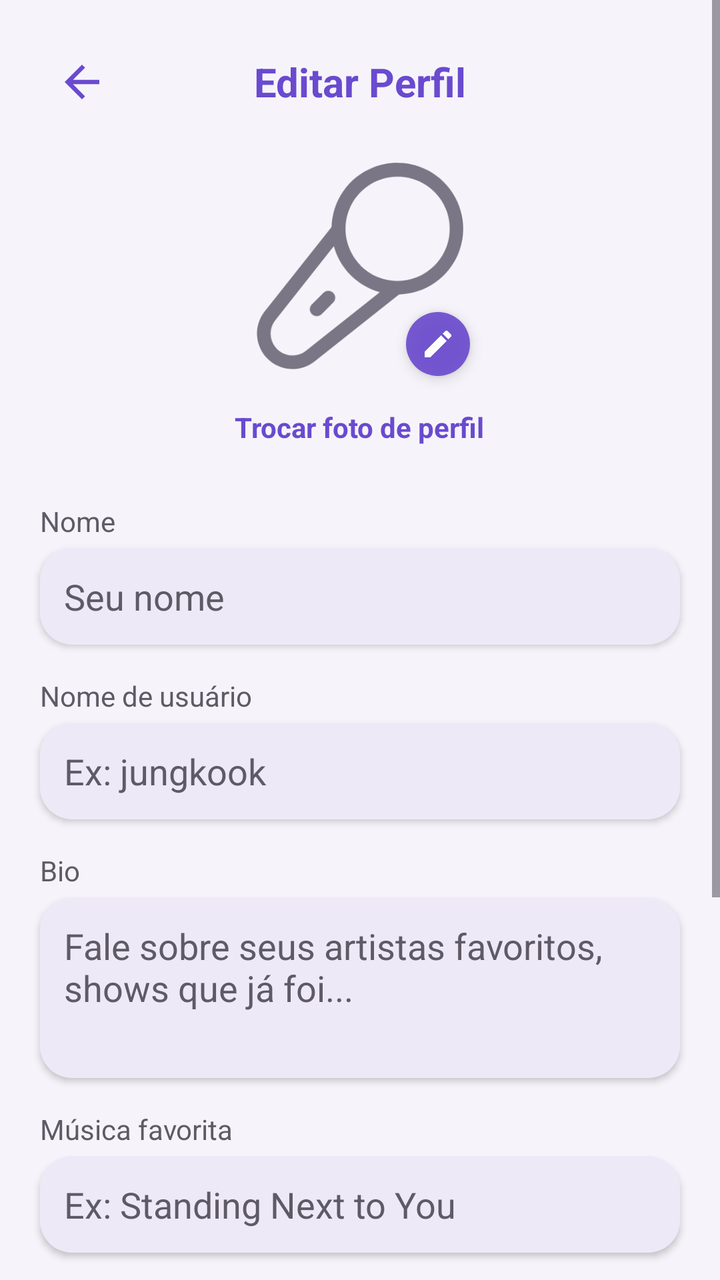
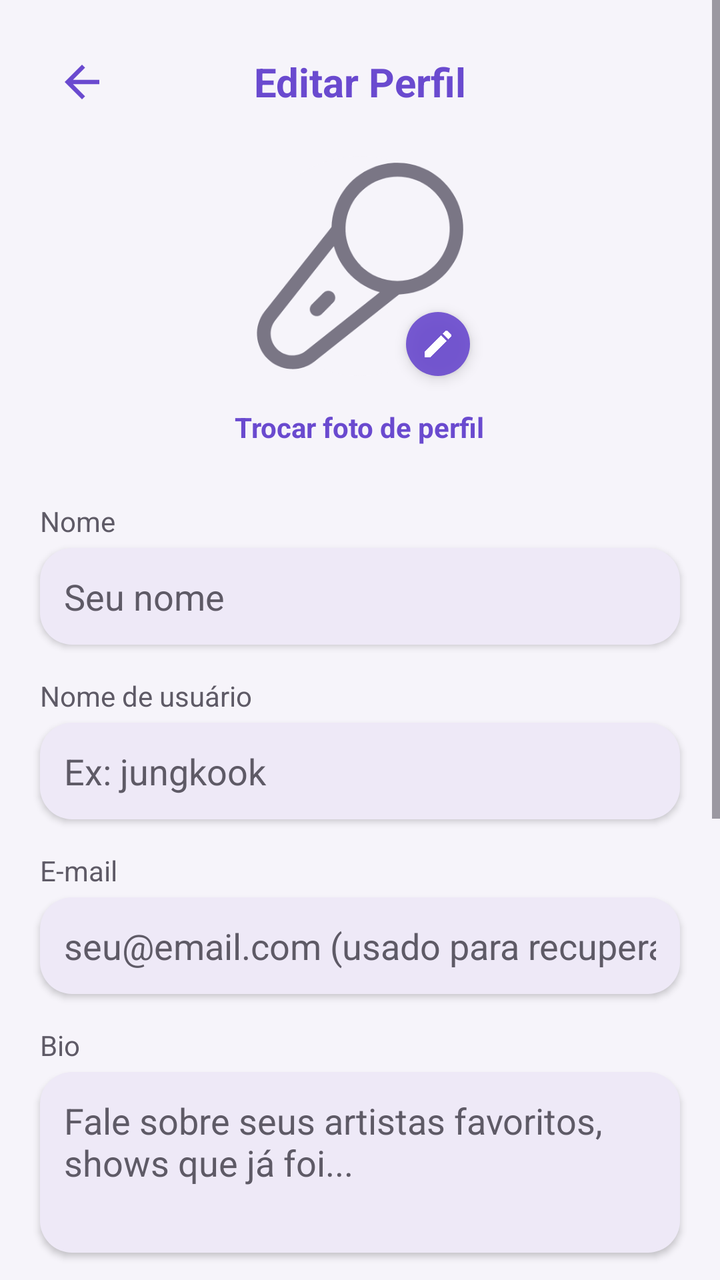

An Android layout rendered at two revisions. The XML below is the earlier revision; the diff shows what the commit changed to produce the second picture.
<!-- AndroidManifest.xml: activity theme Theme.MeetBeat -->
<!-- res/layout/activity_editar_perfil.xml -->
<?xml version="1.0" encoding="utf-8"?>
<ScrollView xmlns:android="http://schemas.android.com/apk/res/android"
    android:layout_width="match_parent"
    android:layout_height="match_parent"
    android:background="@color/purple_light">

    <LinearLayout
        android:layout_width="match_parent"
        android:layout_height="wrap_content"
        android:orientation="vertical"
        android:clipChildren="false"
        android:clipToPadding="false"
        android:padding="20dp">

        <LinearLayout
            android:layout_width="match_parent"
            android:layout_height="wrap_content"
            android:orientation="horizontal"
            android:gravity="center_vertical"
            android:paddingBottom="16dp">

            <ImageView
                android:id="@+id/btnVoltarEditarPerfil"
                android:layout_width="42dp"
                android:layout_height="42dp"
                android:src="@drawable/ic_back"
                android:padding="8dp"
                android:clickable="true"
                android:focusable="true" />

            <TextView
                android:layout_width="0dp"
                android:layout_height="wrap_content"
                android:layout_weight="1"
                android:text="Editar Perfil"
                android:textColor="@color/purple_primary"
                android:textSize="20sp"
                android:textStyle="bold"
                android:gravity="center" />

            <View
                android:layout_width="42dp"
                android:layout_height="1dp" />

        </LinearLayout>

        <FrameLayout
            android:layout_width="wrap_content"
            android:layout_height="wrap_content"
            android:layout_gravity="center">

            <ImageView
                android:id="@+id/imageFotoPerfilEditar"
                android:layout_width="110dp"
                android:layout_height="110dp"
                android:scaleType="centerCrop"
                android:src="@drawable/ic_avatar_placeholder" />

            <ImageView
                android:layout_width="32dp"
                android:layout_height="32dp"
                android:layout_gravity="bottom|end"
                android:background="@drawable/bg_button_accept"
                android:elevation="4dp"
                android:padding="7dp"
                android:src="@drawable/ic_edit" />

        </FrameLayout>

        <TextView
            android:id="@+id/btnTrocarFotoPerfil"
            android:layout_width="wrap_content"
            android:layout_height="wrap_content"
            android:layout_gravity="center"
            android:layout_marginTop="8dp"
            android:text="Trocar foto de perfil"
            android:textColor="@color/purple_primary"
            android:textStyle="bold"
            android:textSize="14sp"
            android:padding="8dp"
            android:clickable="true"
            android:focusable="true" />

        
        <TextView
            android:layout_width="wrap_content"
            android:layout_height="wrap_content"
            android:layout_marginTop="20dp"
            android:text="Nome"
            android:textColor="@color/text_gray"
            android:textSize="14sp" />

        <EditText
            android:id="@+id/editNomeEditar"
            android:layout_width="match_parent"
            android:layout_height="wrap_content"
            android:background="@drawable/bg_input_field"
            android:elevation="2dp"
            android:textColor="@color/text_dark"
            android:textColorHint="@color/text_gray"
            android:padding="12dp"
            android:layout_marginTop="4dp"
            android:hint="Seu nome" />

        
        <TextView
            android:layout_width="wrap_content"
            android:layout_height="wrap_content"
            android:layout_marginTop="16dp"
            android:text="Nome de usuário"
            android:textColor="@color/text_gray"
            android:textSize="14sp" />

        <EditText
            android:id="@+id/editUsernameEditar"
            android:layout_width="match_parent"
            android:layout_height="wrap_content"
            android:background="@drawable/bg_input_field"
            android:elevation="2dp"
            android:textColor="@color/text_dark"
            android:textColorHint="@color/text_gray"
            android:padding="12dp"
            android:layout_marginTop="4dp"
            android:hint="Ex: jungkook" />

        
        <TextView
            android:layout_width="wrap_content"
            android:layout_height="wrap_content"
            android:layout_marginTop="16dp"
            android:text="Bio"
            android:textColor="@color/text_gray"
            android:textSize="14sp" />

        <EditText
            android:id="@+id/editBioEditar"
            android:layout_width="match_parent"
            android:layout_height="wrap_content"
            android:background="@drawable/bg_input_field"
            android:elevation="2dp"
            android:textColor="@color/text_dark"
            android:textColorHint="@color/text_gray"
            android:padding="12dp"
            android:layout_marginTop="4dp"
            android:hint="Fale sobre seus artistas favoritos, shows que já foi..."
            android:gravity="top"
            android:minLines="3"
            android:inputType="textMultiLine" />

        
        <TextView
            android:layout_width="wrap_content"
            android:layout_height="wrap_content"
            android:layout_marginTop="16dp"
            android:text="Música favorita"
            android:textColor="@color/text_gray"
            android:textSize="14sp" />

        <EditText
            android:id="@+id/editMusicaEditar"
            android:layout_width="match_parent"
            android:layout_height="wrap_content"
            android:background="@drawable/bg_input_field"
            android:elevation="2dp"
            android:textColor="@color/text_dark"
            android:textColorHint="@color/text_gray"
            android:padding="12dp"
            android:layout_marginTop="4dp"
            android:hint="Ex: Standing Next to You" />

        
        <TextView
            android:layout_width="wrap_content"
            android:layout_height="wrap_content"
            android:layout_marginTop="16dp"
            android:text="Artista favorito"
            android:textColor="@color/text_gray"
            android:textSize="14sp" />

        <EditText
            android:id="@+id/editArtistaEditar"
            android:layout_width="match_parent"
            android:layout_height="wrap_content"
            android:background="@drawable/bg_input_field"
            android:elevation="2dp"
            android:textColor="@color/text_dark"
            android:textColorHint="@color/text_gray"
            android:padding="12dp"
            android:layout_marginTop="4dp"
            android:hint="Ex: BTS" />

        
        <TextView
            android:layout_width="wrap_content"
            android:layout_height="wrap_content"
            android:layout_marginTop="16dp"
            android:text="Nova senha (opcional)"
            android:textColor="@color/text_gray"
            android:textSize="14sp" />

        <EditText
            android:id="@+id/editNovaSenhaEditar"
            android:layout_width="match_parent"
            android:layout_height="wrap_content"
            android:background="@drawable/bg_input_field"
            android:elevation="2dp"
            android:textColor="@color/text_dark"
            android:textColorHint="@color/text_gray"
            android:padding="12dp"
            android:layout_marginTop="4dp"
            android:hint="Deixe em branco para manter a atual"
            android:inputType="textPassword" />

        <TextView
            android:id="@+id/btnSalvarEdicaoPerfil"
            android:layout_width="match_parent"
            android:layout_height="52dp"
            android:layout_margin="20dp"
            android:background="@drawable/bg_button_accept"
            android:elevation="4dp"
            android:gravity="center"
            android:text="Salvar alterações"
            android:textColor="@color/vidro_conteudo_claro"
            android:textStyle="bold"
            android:textSize="16sp"
            android:clickable="true"
            android:focusable="true" />

    </LinearLayout>

</ScrollView>
<!-- resources referenced by this layout -->
<resources>
  <color name="purple_light">#F6F4FA</color>
  <color name="purple_primary">#6A4ACF</color>
  <color name="text_dark">#1C1B1F</color>
  <color name="text_gray">#5E5A66</color>
  <color name="vidro_conteudo_claro">#FFFFFFFF</color>
  <!-- drawable bg_button_accept (drawable) -->
  <?xml version="1.0" encoding="utf-8"?>
  <shape xmlns:android="http://schemas.android.com/apk/res/android"
      android:shape="rectangle">
      <solid android:color="@color/vidro_fundo_intenso" />
      <corners android:radius="16dp" />
  </shape>
  <!-- drawable bg_input_field (drawable) -->
  <?xml version="1.0" encoding="utf-8"?>
  <shape xmlns:android="http://schemas.android.com/apk/res/android"
      android:shape="rectangle">
      <solid android:color="@color/card_background" />
      <corners android:radius="16dp" />
  </shape>
  <!-- drawable ic_avatar_placeholder (drawable) -->
  <?xml version="1.0" encoding="utf-8"?>
  <layer-list xmlns:android="http://schemas.android.com/apk/res/android">
      <item>
          <shape android:shape="oval">
              <solid android:color="@color/purple_light" />
          </shape>
      </item>
      <item
          android:width="40dp"
          android:height="40dp"
          android:gravity="center"
          android:drawable="@drawable/ic_mic"
          android:tint="@color/purple_primary" />
  </layer-list>
  <!-- drawable ic_back (drawable) -->
  <vector xmlns:android="http://schemas.android.com/apk/res/android"
      android:width="24dp"
      android:height="24dp"
      android:viewportWidth="24"
      android:viewportHeight="24">
    <path
        android:fillColor="@color/purple_primary"
        android:pathData="M20,11H7.83l5.59,-5.59L12,4l-8,8 8,8 1.41,-1.41L7.83,13H20v-2z"/>
  </vector>
  <!-- drawable ic_edit (drawable) -->
  <vector xmlns:android="http://schemas.android.com/apk/res/android"
      android:width="24dp"
      android:height="24dp"
      android:viewportWidth="24"
      android:viewportHeight="24">
    <path
        android:fillColor="@color/vidro_conteudo_claro"
        android:pathData="M3,17.25V21h3.75L17.81,9.94l-3.75,-3.75L3,17.25zM20.71,7.04c0.39,-0.39 0.39,-1.02 0,-1.41l-2.34,-2.34c-0.39,-0.39 -1.02,-0.39 -1.41,0l-1.83,1.83 3.75,3.75L20.71,7.04z"/>
  </vector>
  <style name="Theme.MeetBeat" parent="Base.Theme.MeetBeat" />
  <color name="vidro_fundo_intenso">#E66A4ACF</color>
  <color name="card_background">#EEE9F7</color>
  <!-- drawable ic_mic: vector/xml drawable (drawable, 2229 chars, omitted) -->
  <style name="Base.Theme.MeetBeat" parent="Theme.Material3.DayNight.NoActionBar">
          
          
      </style>
</resources>

<!-- the commit's change to res/layout/activity_editar_perfil.xml (unified diff, before → after) -->
@@ -122,6 +122,28 @@
             android:padding="12dp"
             android:layout_marginTop="4dp"
             android:hint="Ex: jungkook" />
+
+        
+        <TextView
+            android:layout_width="wrap_content"
+            android:layout_height="wrap_content"
+            android:layout_marginTop="16dp"
+            android:text="E-mail"
+            android:textColor="@color/text_gray"
+            android:textSize="14sp" />
+
+        <EditText
+            android:id="@+id/editEmailEditar"
+            android:layout_width="match_parent"
+            android:layout_height="wrap_content"
+            android:background="@drawable/bg_input_field"
+            android:elevation="2dp"
+            android:textColor="@color/text_dark"
+            android:textColorHint="@color/text_gray"
+            android:padding="12dp"
+            android:layout_marginTop="4dp"
+            android:hint="seu@email.com (usado para recuperar a senha)"
+            android:inputType="textEmailAddress" />
 
         
         <TextView
